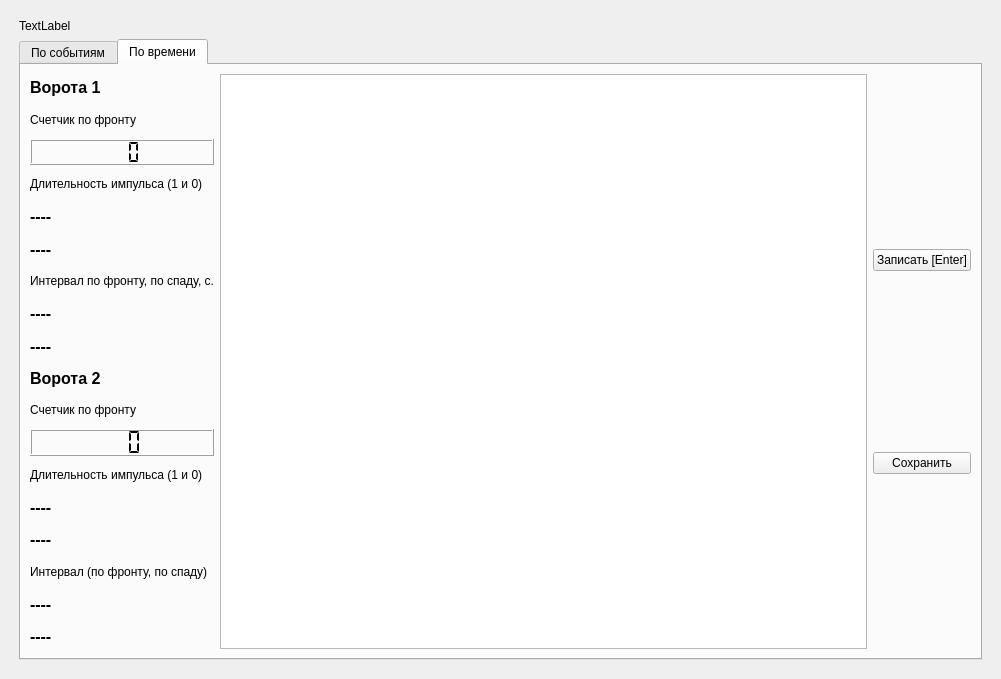
Qt form qt/mainwindow.ui (BardinPetr/wilab-datalogger) before a commit.
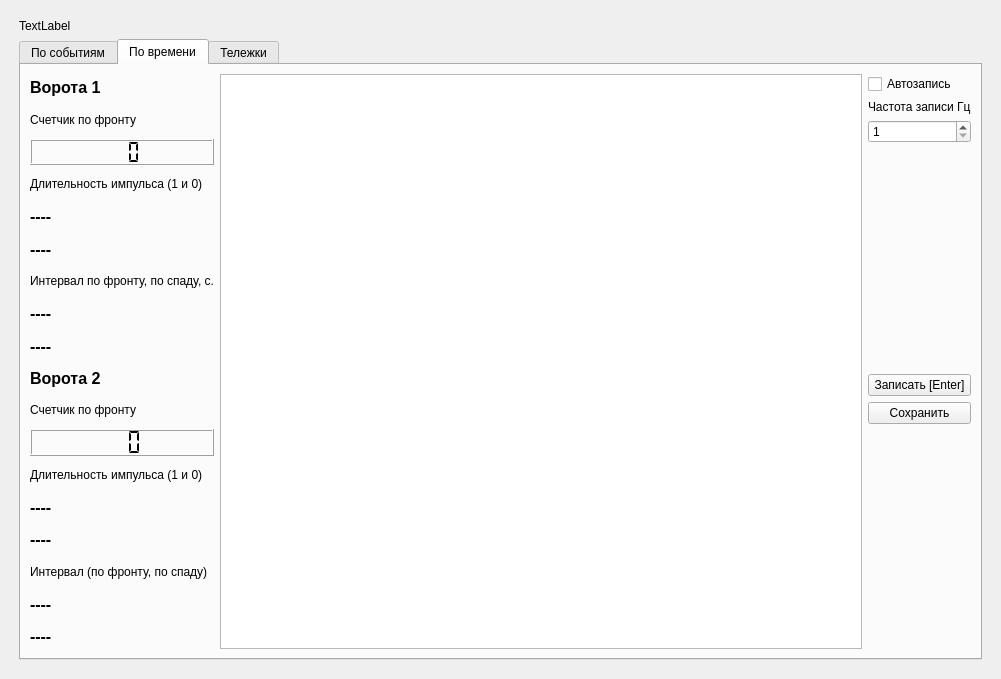
The same form after that commit. The open tabs and pages were chosen to show the change.

Commit message: faster tables; exit fix; auto row insertions

The edit to the form file:
```diff
--- a/qt/mainwindow.ui
+++ b/qt/mainwindow.ui
@@ -338,6 +338,43 @@
             </item>
             <item>
              <layout class="QVBoxLayout" name="verticalLayout_7">
+              <item>
+               <widget class="QCheckBox" name="autoStore">
+                <property name="text">
+                 <string>Автозапись</string>
+                </property>
+               </widget>
+              </item>
+              <item>
+               <widget class="QLabel" name="label_6">
+                <property name="text">
+                 <string>Частота записи Гц</string>
+                </property>
+               </widget>
+              </item>
+              <item>
+               <widget class="QSpinBox" name="timeFreq">
+                <property name="minimum">
+                 <number>1</number>
+                </property>
+                <property name="maximum">
+                 <number>5</number>
+                </property>
+               </widget>
+              </item>
+              <item>
+               <spacer name="verticalSpacer_2">
+                <property name="orientation">
+                 <enum>Qt::Vertical</enum>
+                </property>
+                <property name="sizeHint" stdset="0">
+                 <size>
+                  <width>20</width>
+                  <height>40</height>
+                 </size>
+                </property>
+               </spacer>
+              </item>
               <item>
                <widget class="QPushButton" name="button_add">
                 <property name="sizePolicy">
@@ -361,12 +398,79 @@
                 </property>
                </widget>
               </item>
+              <item>
+               <spacer name="verticalSpacer">
+                <property name="orientation">
+                 <enum>Qt::Vertical</enum>
+                </property>
+                <property name="sizeHint" stdset="0">
+                 <size>
+                  <width>20</width>
+                  <height>40</height>
+                 </size>
+                </property>
+               </spacer>
+              </item>
              </layout>
             </item>
            </layout>
           </item>
          </layout>
         </widget>
+        <widget class="QWidget" name="tab_3">
+         <attribute name="title">
+          <string>Тележки</string>
+         </attribute>
+         <layout class="QGridLayout" name="gridLayout_5">
+          <item row="0" column="0">
+           <layout class="QVBoxLayout" name="verticalLayout_5">
+            <item>
+             <layout class="QHBoxLayout" name="horizontalLayout">
+              <item>
+               <widget class="QCheckBox" name="exp_run">
+                <property name="text">
+                 <string>Запись [Enter]</string>
+                </property>
+                <property name="iconSize">
+                 <size>
+                  <width>32</width>
+                  <height>32</height>
+                 </size>
+                </property>
+                <property name="shortcut">
+                 <string>Return</string>
+                </property>
+               </widget>
+              </item>
+              <item>
+               <spacer name="horizontalSpacer">
+                <property name="orientation">
+                 <enum>Qt::Horizontal</enum>
+                </property>
+                <property name="sizeHint" stdset="0">
+                 <size>
+                  <width>40</width>
+                  <height>20</height>
+                 </size>
+                </property>
+               </spacer>
+              </item>
+              <item>
+               <widget class="QPushButton" name="exp_save">
+                <property name="text">
+                 <string>Сохранить</string>
+                </property>
+               </widget>
+              </item>
+             </layout>
+            </item>
+           </layout>
+          </item>
+          <item row="1" column="0">
+           <widget class="QTableView" name="table_exp"/>
+          </item>
+         </layout>
+        </widget>
        </widget>
       </item>
      </layout>
```
Left out of the diff: 49 changed lines with no effect on the pictures. The commit also changes 17 other files.
